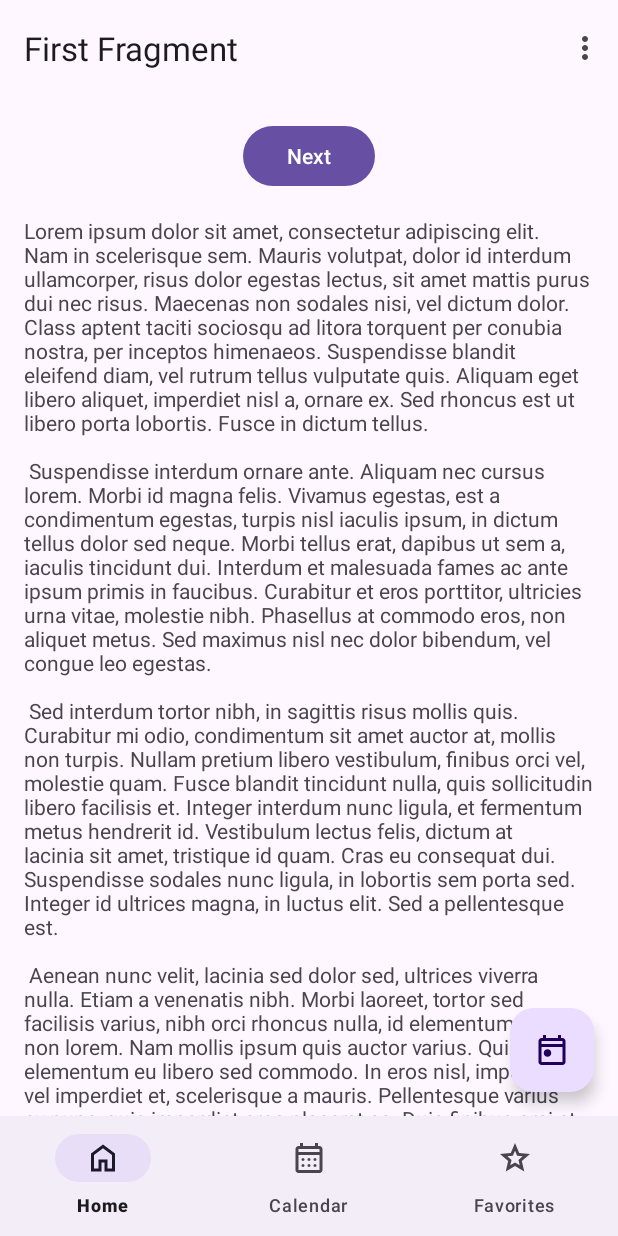
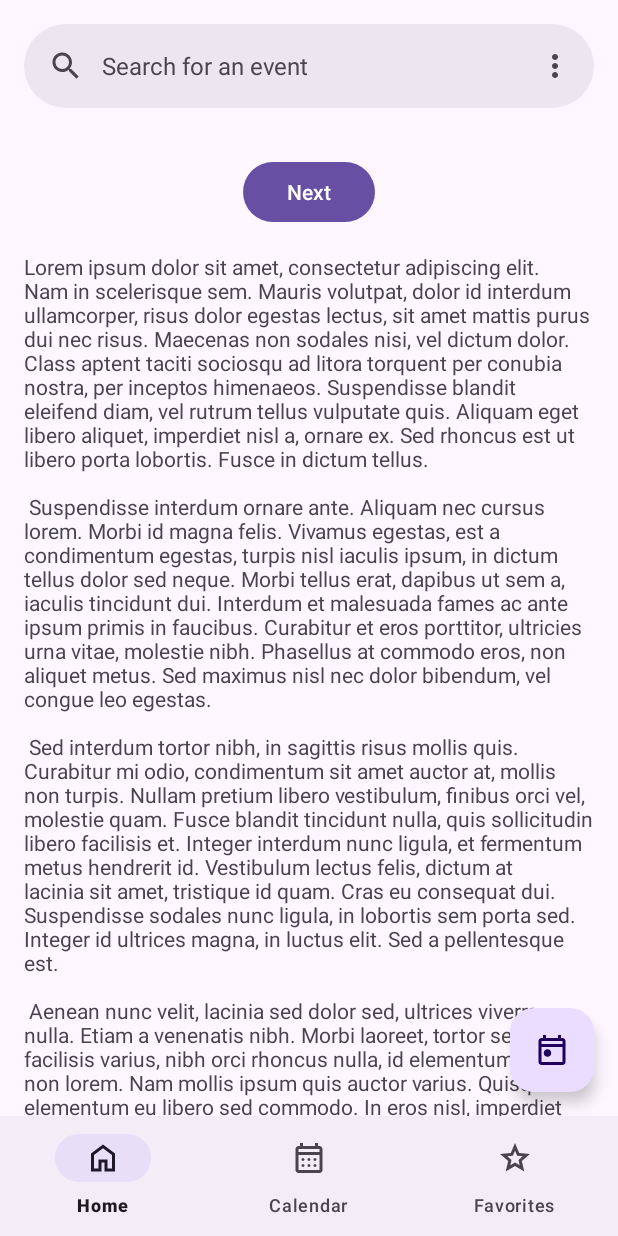
Before and after one commit to axllblc/WorldDays, an Android app: the screen it shows after launch (MainActivity), on a phone screen of 412 x 824 dp. Run offline under Robolectric (Android 15) with nearby library versions, the phone set to English and light mode, and no system bars.

Commit message:
Search Bar + Search View

```diff
--- a/app/src/main/java/com/axllblc/worlddays/MainActivity.java
+++ b/app/src/main/java/com/axllblc/worlddays/MainActivity.java
@@ -1,27 +1,19 @@
 package com.axllblc.worlddays;
 
 import android.os.Bundle;
-
-import com.google.android.material.snackbar.Snackbar;
-
-import androidx.appcompat.app.AppCompatActivity;
-
-import android.view.View;
-
-import androidx.navigation.NavController;
-import androidx.navigation.Navigation;
-import androidx.navigation.ui.AppBarConfiguration;
-import androidx.navigation.ui.NavigationUI;
-
-import com.axllblc.worlddays.databinding.ActivityMainBinding;
-
 import android.view.Menu;
 import android.view.MenuItem;
 
+import androidx.activity.OnBackPressedCallback;
+import androidx.appcompat.app.AppCompatActivity;
+
+import com.axllblc.worlddays.databinding.ActivityMainBinding;
+import com.google.android.material.snackbar.Snackbar;
+
 public class MainActivity extends AppCompatActivity {
-
-    private AppBarConfiguration appBarConfiguration;
     private ActivityMainBinding binding;
+    /** Callback to handle back button pressed when Search View is open. */
+    private OnBackPressedCallback searchViewOnBackPressedCallback;
 
     @Override
     protected void onCreate(Bundle savedInstanceState) {
@@ -30,20 +22,32 @@ public class MainActivity extends AppCompatActivity {
         binding = ActivityMainBinding.inflate(getLayoutInflater());
         setContentView(binding.getRoot());
 
-        setSupportActionBar(binding.toolbar);
 
-        NavController navController = Navigation.findNavController(this, R.id.nav_host_fragment_content_main);
-        appBarConfiguration = new AppBarConfiguration.Builder(navController.getGraph()).build();
-        NavigationUI.setupActionBarWithNavController(this, navController, appBarConfiguration);
+        // Search Bar & Search View
+        setSupportActionBar(binding.searchBar);
+        binding.searchView.setupWithSearchBar(binding.searchBar);
 
-        binding.fabToday.setOnClickListener(new View.OnClickListener() {
+        searchViewOnBackPressedCallback = new OnBackPressedCallback(true) {
             @Override
-            public void onClick(View view) {
+            public void handleOnBackPressed() {
+                if (binding.searchView.isShowing()) {
+                    binding.searchView.hide();
+                } else {
+                    // If the Search View is closed, remove this callback and call onBackPressed again
+                    searchViewOnBackPressedCallback.remove();
+                    getOnBackPressedDispatcher().onBackPressed();
+                }
+            }
+        };
+
+        binding.searchBar.setNavigationOnClickListener(v -> openSearchView());
+        binding.searchBar.setOnClickListener(v -> openSearchView());
+
+
+        binding.fabToday.setOnClickListener(view ->
                 Snackbar.make(view, "Replace with your own action", Snackbar.LENGTH_LONG)
-                        .setAnchorView(R.id.fab_today)
-                        .setAction("Action", null).show();
-            }
-        });
+                    .setAnchorView(R.id.fab_today)
+                    .setAction("Action", null).show());
     }
 
     @Override
@@ -68,10 +72,10 @@ public class MainActivity extends AppCompatActivity {
         return super.onOptionsItemSelected(item);
     }
 
-    @Override
-    public boolean onSupportNavigateUp() {
-        NavController navController = Navigation.findNavController(this, R.id.nav_host_fragment_content_main);
-        return NavigationUI.navigateUp(navController, appBarConfiguration)
-                || super.onSupportNavigateUp();
+    private void openSearchView() {
+        binding.searchView.show();
+
+        // Close Search View when the back button is pressed
+        getOnBackPressedDispatcher().addCallback(searchViewOnBackPressedCallback);
     }
 }
--- a/app/src/main/res/layout/activity_main.xml
+++ b/app/src/main/res/layout/activity_main.xml
@@ -1,5 +1,5 @@
 <?xml version="1.0" encoding="utf-8"?>
-<androidx.coordinatorlayout.widget.CoordinatorLayout
+<androidx.constraintlayout.widget.ConstraintLayout
     xmlns:android="http://schemas.android.com/apk/res/android"
     xmlns:app="http://schemas.android.com/apk/res-auto"
     xmlns:tools="http://schemas.android.com/tools"
@@ -10,21 +10,19 @@
 
     <!-- Top app bar -->
     <com.google.android.material.appbar.AppBarLayout
+        android:id="@+id/app_bar"
         android:layout_height="wrap_content"
         android:layout_width="match_parent"
-        android:fitsSystemWindows="true" >
+        android:fitsSystemWindows="true"
+        app:layout_constraintTop_toTopOf="parent" >
 
-        <com.google.android.material.appbar.MaterialToolbar
-            android:id="@+id/toolbar"
-            android:layout_width = "match_parent"
-            android:layout_height = "?attr/actionBarSize" />
+        <com.google.android.material.search.SearchBar
+            android:id="@+id/search_bar"
+            android:layout_width="match_parent"
+            android:layout_height="wrap_content"
+            android:hint="@string/searchbar_hint" />
 
     </com.google.android.material.appbar.AppBarLayout>
-
-    <androidx.constraintlayout.widget.ConstraintLayout
-        android:layout_width="match_parent"
-        android:layout_height="match_parent"
-        app:layout_behavior="@string/appbar_scrolling_view_behavior">
 
     <!-- Main content -->
     <fragment
@@ -33,10 +31,10 @@
         android:layout_width="0dp"
         android:layout_height="0dp"
         app:defaultNavHost="true"
+        app:layout_constraintTop_toBottomOf="@id/app_bar"
         app:layout_constraintBottom_toTopOf="@id/bottom_navigation"
         app:layout_constraintEnd_toEndOf="parent"
         app:layout_constraintStart_toStartOf="parent"
-            app:layout_constraintTop_toTopOf="parent"
         app:navGraph="@navigation/nav_graph" />
 
     <!-- Bottom navigation bar -->
@@ -47,6 +45,7 @@
         app:layout_constraintBottom_toBottomOf="parent"
         app:menu="@menu/menu_bottom_navigation" />
 
+    <!-- Jump to Today FAB -->
     <com.google.android.material.floatingactionbutton.FloatingActionButton
         android:id="@+id/fab_today"
         android:layout_width="wrap_content"
@@ -58,6 +57,13 @@
         app:layout_constraintEnd_toEndOf="parent"
         app:srcCompat="@drawable/ic_today"
         android:tooltipText="@string/jump_to_today" />
+
+    <!-- Search View -->
+    <com.google.android.material.search.SearchView
+        android:id="@+id/search_view"
+        android:layout_width="match_parent"
+        android:layout_height="match_parent"
+        android:hint="@string/searchbar_hint" >
+        <!-- Search suggestions/results go here (ScrollView, RecyclerView, etc.). -->
+    </com.google.android.material.search.SearchView>
 </androidx.constraintlayout.widget.ConstraintLayout>
-
-</androidx.coordinatorlayout.widget.CoordinatorLayout>
--- a/app/src/main/res/values/strings.xml
+++ b/app/src/main/res/values/strings.xml
@@ -6,6 +6,8 @@
     <string name="favorites">Favorites</string>
 
     <string name="jump_to_today">Jump to Today</string>
+
+    <string name="searchbar_hint">Search for an event</string>
 
 
     <string name="action_settings">Settings</string>
```
Lines whose indentation alone changed are shown as unchanged.
